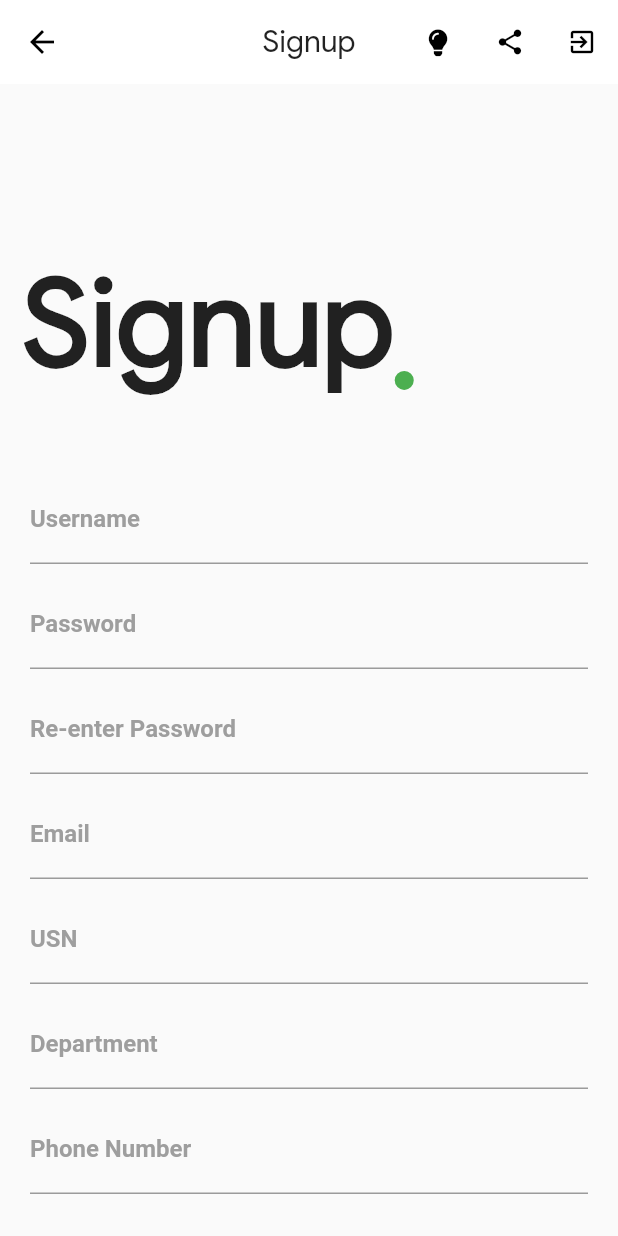
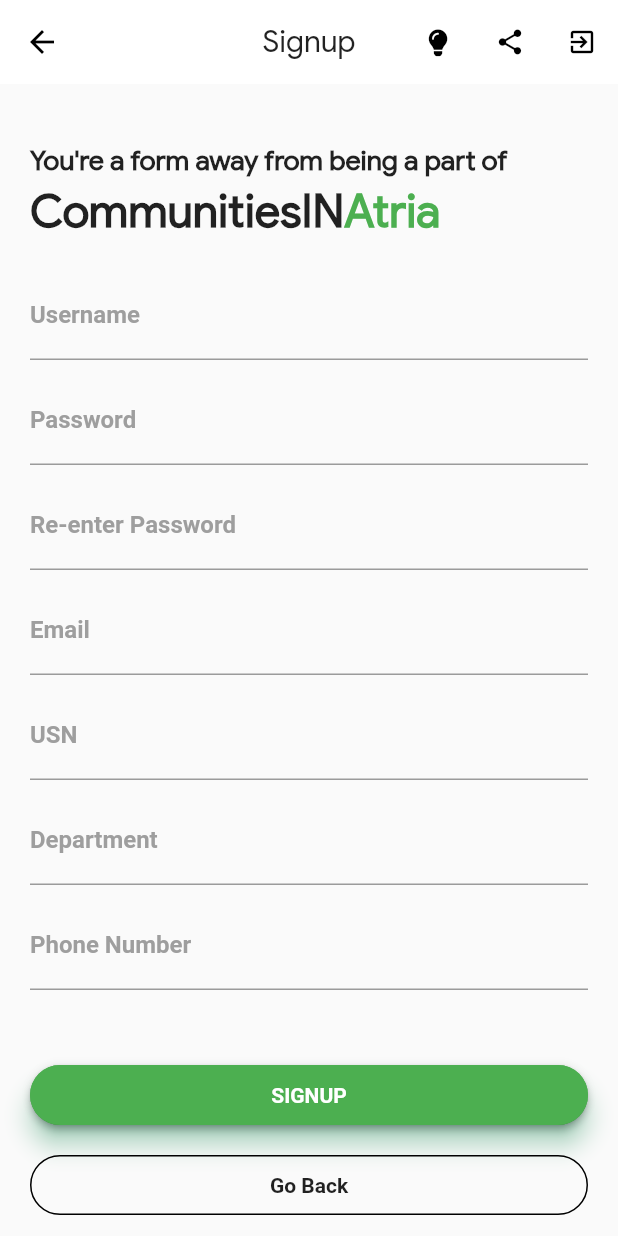
Before and after one commit to johnkaramchand/Anet-Master, a Flutter app: the screen it shows after launch, after a tap on "Register", on a phone screen of 412 x 824 dp. Run offline on Flutter 3.47's test engine with Material 2 defaults, Android fonts, the phone set to English and light mode, and no system bars; our stand-ins replace bloc, cached_network_image, equatable, firebase_messaging, flutter_bloc, flutter_spinkit and 4 more; accounts and stored records are empty; Roboto replaces fonts that are missing (Montserrat); key blocks and very long unbroken strings in the code were emptied for the run.

Commit message:
Added darkmode and removed stack from login and signup form

```diff
--- a/lib/login_bloc/login_form.dart
+++ b/lib/login_bloc/login_form.dart
@@ -102,13 +102,105 @@ class _LoginFormState extends State<LoginForm> {
         }
       },
       child: BlocBuilder<LoginBloc, LoginState>(builder: (context, state) {
-        return new Scaffold(
-            resizeToAvoidBottomPadding: false,
-            body: SingleChildScrollView(
+        return SingleChildScrollView(
+          padding: EdgeInsets.all(20),
           child: Column(
+            mainAxisAlignment: MainAxisAlignment.spaceEvenly,
             crossAxisAlignment: CrossAxisAlignment.start,
             children: <Widget>[
+              SizedBox(
+                height: 20,
+              ),
+              Text(
+                'Hello',
+                style: TextStyle(fontSize: 80.0, fontWeight: FontWeight.bold),
+                textAlign: TextAlign.start,
+              ),
+              Row(
+                children: <Widget>[
+                  Text(
+                    'CommunitiesIN',
+                    style:
+                        TextStyle(fontSize: 30.0, fontWeight: FontWeight.bold),
+                    textAlign: TextAlign.start,
+                  ),
+                  Text(
+                    'Atria',
+                    style: TextStyle(
+                        fontSize: 30.0,
+                        fontWeight: FontWeight.bold,
+                        color: Colors.green),
+                  ),
+                ],
+              ),
+              SizedBox(
+                height: 20,
+              ),
+              TextField(
+                decoration: InputDecoration(
+                    labelText: 'USERNAME',
+                    labelStyle: TextStyle(
+                        //fontFamily: 'Montserrat',
+                        fontWeight: FontWeight.bold,
+                        color: Colors.grey),
+                    focusedBorder: UnderlineInputBorder(
+                        borderSide: BorderSide(color: Colors.green))),
+                controller: _usernameController,
+              ),
+              SizedBox(height: 20.0),
+              TextField(
+                decoration: InputDecoration(
+                    labelText: 'PASSWORD',
+                    labelStyle: TextStyle(
+                        //fontFamily: 'Montserrat',
+                        fontWeight: FontWeight.bold,
+                        color: Colors.grey),
+                    focusedBorder: UnderlineInputBorder(
+                        borderSide: BorderSide(color: Colors.green))),
+                controller: _passwordController,
+                obscureText: true,
+              ),
+              SizedBox(height: 5.0),
               Container(
+                alignment: Alignment(1.0, 0.0),
+                padding: EdgeInsets.only(top: 15.0, left: 20.0),
+                child: InkWell(
+                  child: Text(
+                    //'Forgot Password',
+
+                    'Forgot Password',
+                    style: TextStyle(
+                        color: Colors.green,
+                        fontWeight: FontWeight.bold,
+                        //fontFamily: 'Montserrat',
+                        decoration: TextDecoration.underline),
+                  ),
+                ),
+              ),
+              SizedBox(height: 40.0),
+              Container(
+                height: 40.0,
+                child: SizedBox.expand(
+                  child: RaisedButton(
+                    onPressed: () {
+                      state is! LoginLoading ? _onLoginButtonPressed() : null;
+                    },
+                    child: Text(
+                      'LOGIN',
+                      style: TextStyle(
+                          color: Colors.white,
+                          fontWeight: FontWeight.bold,
+                          fontFamily: 'Montserrat'),
+                    ),
+                    shape: StadiumBorder(),
+                    color: Colors.green,
+                    splashColor: Colors.greenAccent,
+                    colorBrightness: Brightness.dark,
+                  ),
+                ),
+              ),
+              SizedBox(height: 20.0),
+              /*     Container(
                     child: Stack(
                       children: <Widget>[
                         Container(
@@ -133,110 +225,8 @@ class _LoginFormState extends State<LoginForm> {
                         )
                       ],
                     ),
-                  ),
-                  Container(
-                      padding:
-                          EdgeInsets.only(top: 35.0, left: 20.0, right: 20.0),
-                      child: Column(
-                        children: <Widget>[
-                          TextField(
-                            decoration: InputDecoration(
-                                labelText: 'USERNAME',
-                                labelStyle: TextStyle(
-                                    //fontFamily: 'Montserrat',
-                                    fontWeight: FontWeight.bold,
-                                    color: Colors.grey),
-                                focusedBorder: UnderlineInputBorder(
-                                    borderSide:
-                                        BorderSide(color: Colors.green))),
-                            controller: _usernameController,
-                          ),
-                          SizedBox(height: 20.0),
-                          TextField(
-                            decoration: InputDecoration(
-                                labelText: 'PASSWORD',
-                                labelStyle: TextStyle(
-                                    //fontFamily: 'Montserrat',
-                                    fontWeight: FontWeight.bold,
-                                    color: Colors.grey),
-                                focusedBorder: UnderlineInputBorder(
-                                    borderSide:
-                                        BorderSide(color: Colors.green))),
-                            controller: _passwordController,
-                            obscureText: true,
-                          ),
-                          SizedBox(height: 5.0),
-                          Container(
-                            alignment: Alignment(1.0, 0.0),
-                            padding: EdgeInsets.only(top: 15.0, left: 20.0),
-                            child: InkWell(
-                              child: Text(
-                                //'Forgot Password',
+                  ), */
 
-                                '',
-                                style: TextStyle(
-                                    color: Colors.green,
-                                    fontWeight: FontWeight.bold,
-                                    //fontFamily: 'Montserrat',
-                                    decoration: TextDecoration.underline),
-                              ),
-                            ),
-                          ),
-                          SizedBox(height: 40.0),
-                          Container(
-                            height: 40.0,
-                            child: SizedBox.expand(
-                              child: RaisedButton(
-                                onPressed: () {
-                                  state is! LoginLoading
-                                      ? _onLoginButtonPressed()
-                                      : null;
-                                },
-                                child: Text(
-                                  'LOGIN',
-                                  style: TextStyle(
-                                      color: Colors.white,
-                                      fontWeight: FontWeight.bold,
-                                      fontFamily: 'Montserrat'),
-                                ),
-                                shape: StadiumBorder(),
-                                color: Colors.green,
-                                splashColor: Colors.greenAccent,
-                                colorBrightness: Brightness.dark,
-                              ),
-                            ),
-                          ),
-                          SizedBox(height: 20.0),
-                          /*    Container(
-                            height: 40.0,
-                            color: Colors.transparent,
-                            child: Container(
-                              decoration: BoxDecoration(
-                                  border: Border.all(
-                                      color: Colors.black,
-                                      style: BorderStyle.solid,
-                                      width: 1.0),
-                                  color: Colors.transparent,
-                                  borderRadius: BorderRadius.circular(20.0)),
-                              child: Row(
-                                mainAxisAlignment: MainAxisAlignment.center,
-                                children: <Widget>[
-                                  Center(
-                                    child: Text("Checking"),
-                                  ),
-                                  SizedBox(width: 10.0),
-                                  Center(
-                                    child: Text('Log in with facebook',
-                                        style: TextStyle(
-                                            fontWeight: FontWeight.bold,
-                                            fontFamily: 'Montserrat')),
-                                  )
-                                ],
-                              ),
-                            ),
-                          ) */
-                        ],
-                      )),
               SizedBox(height: 15.0),
               Row(
                 mainAxisAlignment: MainAxisAlignment.center,
@@ -263,7 +253,7 @@ class _LoginFormState extends State<LoginForm> {
               )
             ],
           ),
-            ));
+        );
       }),
     );
   }
--- a/lib/login_bloc/signup.dart
+++ b/lib/login_bloc/signup.dart
@@ -59,40 +59,43 @@ class _SignupPageState extends State<SignupPage> {
             return new Scaffold(
                 resizeToAvoidBottomPadding: true,
                 body: SingleChildScrollView(
+                  padding: EdgeInsets.all(20),
                   child: Column(
                       crossAxisAlignment: CrossAxisAlignment.start,
                       children: <Widget>[
-                        Container(
-                          child: Stack(
+                        SizedBox(
+                          height: 20,
+                        ),
+                        Text(
+                          'You\'re a form away from being a part of',
+                          style: TextStyle(
+                              fontSize: 18.0, fontWeight: FontWeight.bold),
+                          textAlign: TextAlign.start,
+                        ),
+                        SizedBox(
+                          height: 4,
+                        ),
+                        Row(
                           children: <Widget>[
-                              Container(
-                                padding:
-                                    EdgeInsets.fromLTRB(15.0, 110.0, 0.0, 0.0),
-                                child: Text(
-                                  'Signup',
+                            Text(
+                              'CommunitiesIN',
                               style: TextStyle(
-                                      fontSize: 80.0,
-                                      fontWeight: FontWeight.bold),
+                                  fontSize: 30.0, fontWeight: FontWeight.bold),
+                              textAlign: TextAlign.start,
                             ),
-                              ),
-                              Container(
-                                padding:
-                                    EdgeInsets.fromLTRB(260.0, 125.0, 0.0, 0.0),
-                                child: Text(
-                                  '.',
+                            Text(
+                              'Atria',
                               style: TextStyle(
-                                      fontSize: 80.0,
+                                  fontSize: 30.0,
                                   fontWeight: FontWeight.bold,
                                   color: Colors.green),
                             ),
-                              )
                           ],
                         ),
+                        SizedBox(
+                          height: 20,
                         ),
-                        Container(
-                            padding: EdgeInsets.only(
-                                top: 35.0, left: 20.0, right: 20.0),
-                            child: Form(
+                        Form(
                           //autovalidate: false,
                           key: key,
                           child: Column(
@@ -107,8 +110,8 @@ class _SignupPageState extends State<SignupPage> {
                                     // hintText: 'EMAIL',
                                     // hintStyle: ,
                                     focusedBorder: UnderlineInputBorder(
-                                            borderSide: BorderSide(
-                                                color: Colors.green))),
+                                        borderSide:
+                                            BorderSide(color: Colors.green))),
                                 controller: _usernameController,
                                 validator: (value) => value.isEmpty
                                     ? "Field cannot be empty"
@@ -124,8 +127,8 @@ class _SignupPageState extends State<SignupPage> {
                                         fontWeight: FontWeight.bold,
                                         color: Colors.grey),
                                     focusedBorder: UnderlineInputBorder(
-                                            borderSide: BorderSide(
-                                                color: Colors.green))),
+                                        borderSide:
+                                            BorderSide(color: Colors.green))),
                                 controller: _password1Controller,
                                 obscureText: true,
                                 validator: (value) => value.isEmpty
@@ -142,8 +145,8 @@ class _SignupPageState extends State<SignupPage> {
                                         fontWeight: FontWeight.bold,
                                         color: Colors.grey),
                                     focusedBorder: UnderlineInputBorder(
-                                            borderSide: BorderSide(
-                                                color: Colors.green))),
+                                        borderSide:
+                                            BorderSide(color: Colors.green))),
                                 controller: _password2Controller,
                                 validator: (value) => value.isEmpty
                                     ? "Field cannot be empty"
@@ -158,8 +161,8 @@ class _SignupPageState extends State<SignupPage> {
                                         fontWeight: FontWeight.bold,
                                         color: Colors.grey),
                                     focusedBorder: UnderlineInputBorder(
-                                            borderSide: BorderSide(
-                                                color: Colors.green))),
+                                        borderSide:
+                                            BorderSide(color: Colors.green))),
                                 controller: _emailController,
                                 validator: (value) => value.isEmpty
                                     ? "Field cannot be empty"
@@ -174,8 +177,8 @@ class _SignupPageState extends State<SignupPage> {
                                         fontWeight: FontWeight.bold,
                                         color: Colors.grey),
                                     focusedBorder: UnderlineInputBorder(
-                                            borderSide: BorderSide(
-                                                color: Colors.green))),
+                                        borderSide:
+                                            BorderSide(color: Colors.green))),
                                 controller: _usnController,
                                 validator: (value) => value.isEmpty
                                     ? "Field cannot be empty"
@@ -190,8 +193,8 @@ class _SignupPageState extends State<SignupPage> {
                                         fontWeight: FontWeight.bold,
                                         color: Colors.grey),
                                     focusedBorder: UnderlineInputBorder(
-                                            borderSide: BorderSide(
-                                                color: Colors.green))),
+                                        borderSide:
+                                            BorderSide(color: Colors.green))),
                                 controller: _usnController,
                                 validator: (value) => value.isEmpty
                                     ? "Field cannot be empty"
@@ -206,8 +209,8 @@ class _SignupPageState extends State<SignupPage> {
                                         fontWeight: FontWeight.bold,
                                         color: Colors.grey),
                                     focusedBorder: UnderlineInputBorder(
-                                            borderSide: BorderSide(
-                                                color: Colors.green))),
+                                        borderSide:
+                                            BorderSide(color: Colors.green))),
                                 controller: _phone_numberController,
                                 validator: (value) => value.isEmpty
                                     ? "Field cannot be empty"
@@ -217,8 +220,7 @@ class _SignupPageState extends State<SignupPage> {
                               Container(
                                   height: 40.0,
                                   child: Material(
-                                        borderRadius:
-                                            BorderRadius.circular(20.0),
+                                    borderRadius: BorderRadius.circular(20.0),
                                     shadowColor: Colors.greenAccent,
                                     color: Colors.green,
                                     elevation: 7.0,
@@ -226,8 +228,7 @@ class _SignupPageState extends State<SignupPage> {
                                       child: RaisedButton(
                                         onPressed: () {
                                           if (key.currentState.validate()) {
-                                                print(
-                                                    "Hi.... KAKAKEKETUKETUKE!!");
+                                            print("Hi.... KAKAKEKETUKETUKE!!");
                                             onRegisterButtonPressed();
                                             //Navigator.of(context).pop();
                                           }
@@ -274,7 +275,7 @@ class _SignupPageState extends State<SignupPage> {
                               ),
                             ],
                           ),
-                            )),
+                        )
                       ]),
                 ));
           },
```
Lines whose indentation alone changed are shown as unchanged.
